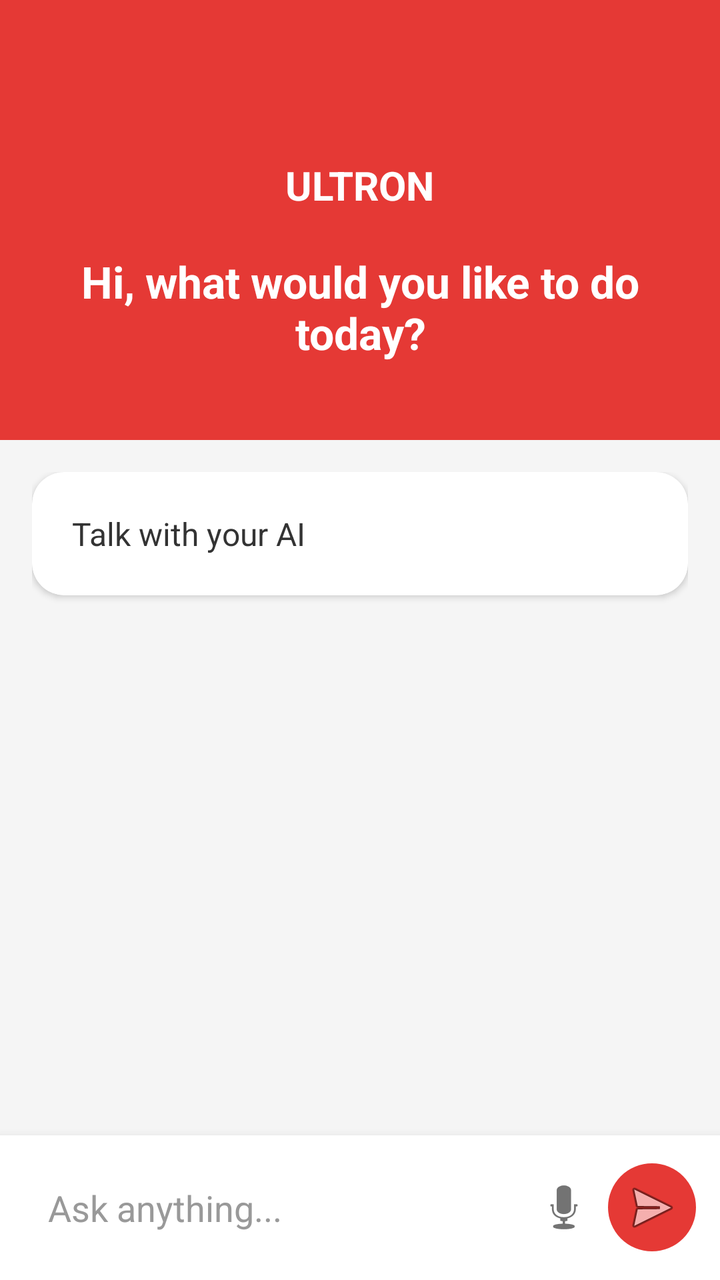
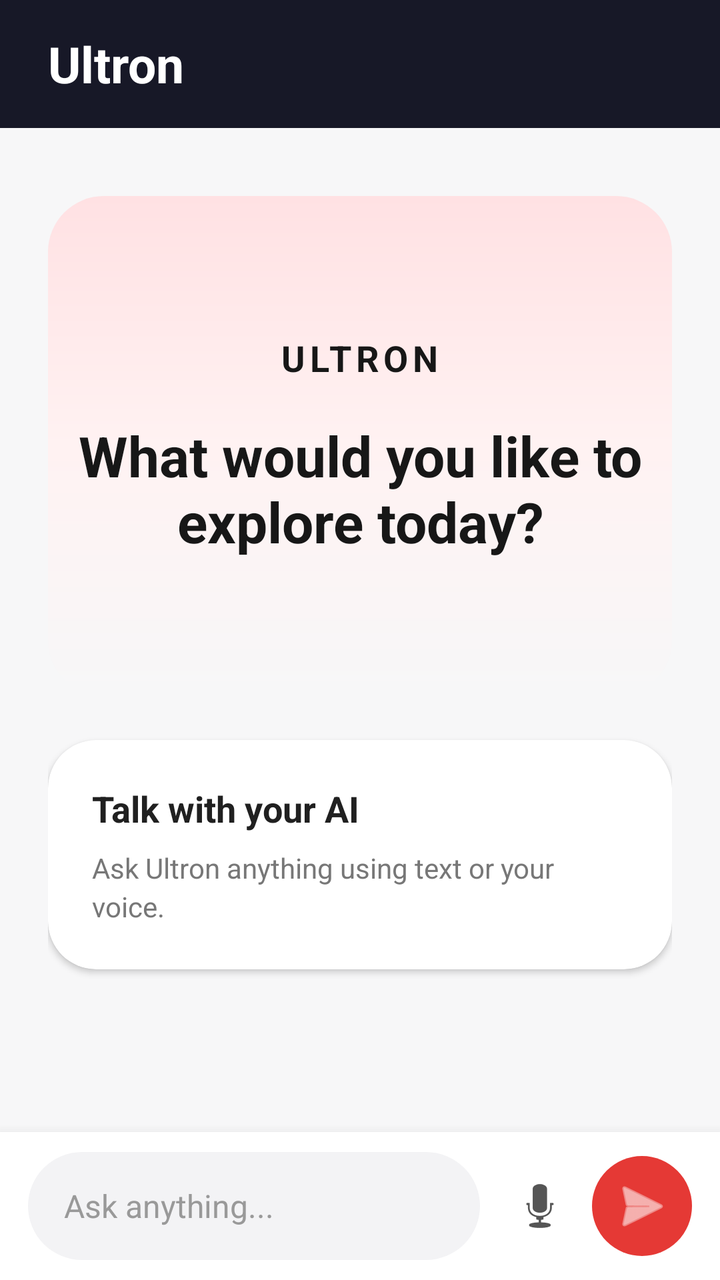

Compare the two renders of this Android layout. The source of the first and the diff that turns it into the second are given below.
<!-- AndroidManifest.xml: application theme Theme.Ultron -->
<!-- res/layout/activity_main.xml -->
<?xml version="1.0" encoding="utf-8"?>
<LinearLayout xmlns:android="http://schemas.android.com/apk/res/android"
    android:layout_width="match_parent"
    android:layout_height="match_parent"
    android:orientation="vertical"
    android:background="#F5F5F5"
    xmlns:app="http://schemas.android.com/apk/res-auto">

    
    <LinearLayout
        android:layout_width="match_parent"
        android:layout_height="220dp"
        android:orientation="vertical"
        android:gravity="center"
        android:background="#E53935"
        android:paddingTop="40dp">

        <TextView
            android:layout_width="wrap_content"
            android:layout_height="wrap_content"
            android:text="ULTRON"
            android:textColor="#FFFFFF"
            android:textSize="20sp"
            android:textStyle="bold"
            android:layout_marginBottom="20dp"/>

        <TextView
            android:id="@+id/greetingText"
            android:layout_width="wrap_content"
            android:layout_height="wrap_content"
            android:text="Hi, what would you like to do today?"
            android:textColor="#FFFFFF"
            android:textSize="22sp"
            android:textStyle="bold"
            android:gravity="center"
            android:paddingHorizontal="32dp"/>

    </LinearLayout>

    
    <ScrollView
        android:layout_width="match_parent"
        android:layout_height="0dp"
        android:layout_weight="1"
        android:padding="16dp">

        <androidx.cardview.widget.CardView
            android:layout_width="match_parent"
            android:layout_height="wrap_content"
            app:cardCornerRadius="16dp"
            app:cardElevation="2dp"
            app:cardBackgroundColor="#FFFFFF">

            <TextView
                android:id="@+id/statusText"
                android:layout_width="match_parent"
                android:layout_height="wrap_content"
                android:padding="20dp"
                android:text="Talk with your AI"
                android:textSize="16sp"
                android:textColor="#333333"/>

        </androidx.cardview.widget.CardView>
    </ScrollView>

    
    <LinearLayout
        android:layout_width="match_parent"
        android:layout_height="wrap_content"
        android:orientation="horizontal"
        android:gravity="center_vertical"
        android:background="#FFFFFF"
        android:padding="12dp"
        android:elevation="8dp">

        <EditText
            android:id="@+id/inputText"
            android:layout_width="0dp"
            android:layout_height="wrap_content"
            android:layout_weight="1"
            android:hint="Ask anything..."
            android:background="@android:color/transparent"
            android:padding="12dp"
            android:textColor="#333333"
            android:textColorHint="#999999"/>

        <ImageButton
            android:id="@+id/voiceButton"
            android:layout_width="44dp"
            android:layout_height="44dp"
            android:background="@android:color/transparent"
            android:src="@android:drawable/ic_btn_speak_now"
            android:contentDescription="Voice"/>

        <ImageButton
            android:id="@+id/sendButton"
            android:layout_width="44dp"
            android:layout_height="44dp"
            android:background="@drawable/circle_red"
            android:src="@android:drawable/ic_menu_send"
            android:contentDescription="Send"
            android:padding="10dp"/>

    </LinearLayout>

</LinearLayout>
<!-- resources referenced by this layout -->
<resources>
  <!-- drawable circle_red (drawable) -->
  <?xml version="1.0" encoding="utf-8"?>
  <shape xmlns:android="http://schemas.android.com/apk/res/android"
      android:shape="oval">
      <solid android:color="#E53935"/>
  </shape>
  <style name="Theme.Ultron" parent="Theme.AppCompat.DayNight.DarkActionBar">
          <item name="colorPrimary">#1A1A2E</item>
          <item name="colorPrimaryDark">#0D0D1A</item>
          <item name="colorAccent">#00FF88</item>
      </style>
</resources>

<!-- the commit's change to res/layout/activity_main.xml (unified diff, before → after) -->
@@ -1,39 +1,29 @@
 <?xml version="1.0" encoding="utf-8"?>
 <LinearLayout xmlns:android="http://schemas.android.com/apk/res/android"
+    xmlns:app="http://schemas.android.com/apk/res-auto"
     android:layout_width="match_parent"
     android:layout_height="match_parent"
     android:orientation="vertical"
-    android:background="#F5F5F5"
-    xmlns:app="http://schemas.android.com/apk/res-auto">
+    android:background="#F7F7F8">
 
     
     <LinearLayout
         android:layout_width="match_parent"
-        android:layout_height="220dp"
-        android:orientation="vertical"
-        android:gravity="center"
-        android:background="#E53935"
-        android:paddingTop="40dp">
+        android:layout_height="64dp"
+        android:orientation="horizontal"
+        android:gravity="center_vertical"
+        android:paddingStart="24dp"
+        android:paddingEnd="24dp"
+        android:background="#171827">
 
         <TextView
             android:layout_width="wrap_content"
             android:layout_height="wrap_content"
-            android:text="ULTRON"
+            android:text="Ultron"
             android:textColor="#FFFFFF"
-            android:textSize="20sp"
+            android:textSize="25sp"
             android:textStyle="bold"
-            android:layout_marginBottom="20dp"/>
-
-        <TextView
-            android:id="@+id/greetingText"
-            android:layout_width="wrap_content"
-            android:layout_height="wrap_content"
-            android:text="Hi, what would you like to do today?"
-            android:textColor="#FFFFFF"
-            android:textSize="22sp"
-            android:textStyle="bold"
-            android:gravity="center"
-            android:paddingHorizontal="32dp"/>
+            android:fontFamily="sans" />
 
     </LinearLayout>
 
@@ -42,25 +32,93 @@
         android:layout_width="match_parent"
         android:layout_height="0dp"
         android:layout_weight="1"
-        android:padding="16dp">
+        android:fillViewport="true"
+        android:overScrollMode="never">
 
-        <androidx.cardview.widget.CardView
+        <LinearLayout
             android:layout_width="match_parent"
             android:layout_height="wrap_content"
-            app:cardCornerRadius="16dp"
-            app:cardElevation="2dp"
-            app:cardBackgroundColor="#FFFFFF">
+            android:orientation="vertical"
+            android:paddingStart="24dp"
+            android:paddingEnd="24dp"
+            android:paddingTop="34dp"
+            android:paddingBottom="24dp">
 
-            <TextView
-                android:id="@+id/statusText"
+            
+            <LinearLayout
+                android:layout_width="match_parent"
+                android:layout_height="250dp"
+                android:orientation="vertical"
+                android:gravity="center"
+                android:background="@drawable/ultron_header">
+
+                <TextView
+                    android:layout_width="wrap_content"
+                    android:layout_height="wrap_content"
+                    android:text="ULTRON"
+                    android:textColor="#171717"
+                    android:textSize="18sp"
+                    android:textStyle="bold"
+                    android:letterSpacing="0.12"
+                    android:layout_marginBottom="18dp" />
+
+                <TextView
+                    android:id="@+id/greetingText"
+                    android:layout_width="match_parent"
+                    android:layout_height="wrap_content"
+                    android:text="What would you like to explore today?"
+                    android:textColor="#171717"
+                    android:textSize="28sp"
+                    android:textStyle="bold"
+                    android:gravity="center"
+                    android:paddingStart="12dp"
+                    android:paddingEnd="12dp" />
+
+            </LinearLayout>
+
+            
+            <Space
+                android:layout_width="match_parent"
+                android:layout_height="22dp" />
+
+            
+            <androidx.cardview.widget.CardView
                 android:layout_width="match_parent"
                 android:layout_height="wrap_content"
-                android:padding="20dp"
-                android:text="Talk with your AI"
-                android:textSize="16sp"
-                android:textColor="#333333"/>
+                app:cardCornerRadius="24dp"
+                app:cardElevation="2dp"
+                app:cardBackgroundColor="#FFFFFF">
 
-        </androidx.cardview.widget.CardView>
+                <LinearLayout
+                    android:layout_width="match_parent"
+                    android:layout_height="wrap_content"
+                    android:orientation="vertical"
+                    android:padding="22dp">
+
+                    <TextView
+                        android:layout_width="wrap_content"
+                        android:layout_height="wrap_content"
+                        android:text="Talk with your AI"
+                        android:textColor="#202020"
+                        android:textSize="18sp"
+                        android:textStyle="bold" />
+
+                    <TextView
+                        android:id="@+id/statusText"
+                        android:layout_width="match_parent"
+                        android:layout_height="wrap_content"
+                        android:layout_marginTop="8dp"
+                        android:text="Ask Ultron anything using text or your voice."
+                        android:textColor="#777777"
+                        android:textSize="14sp"
+                        android:lineSpacingExtra="3dp" />
+
+                </LinearLayout>
+
+            </androidx.cardview.widget.CardView>
+
+        </LinearLayout>
+
     </ScrollView>
 
     
@@ -69,37 +127,47 @@
         android:layout_height="wrap_content"
         android:orientation="horizontal"
         android:gravity="center_vertical"
+        android:paddingStart="14dp"
+        android:paddingEnd="14dp"
+        android:paddingTop="10dp"
+        android:paddingBottom="10dp"
         android:background="#FFFFFF"
-        android:padding="12dp"
-        android:elevation="8dp">
+        android:elevation="10dp">
 
         <EditText
             android:id="@+id/inputText"
             android:layout_width="0dp"
-            android:layout_height="wrap_content"
+            android:layout_height="54dp"
             android:layout_weight="1"
             android:hint="Ask anything..."
-            android:background="@android:color/transparent"
-            android:padding="12dp"
-            android:textColor="#333333"
-            android:textColorHint="#999999"/>
+            android:textSize="16sp"
+            android:textColor="#222222"
+            android:textColorHint="#999999"
+            android:background="@drawable/input_background"
+            android:paddingStart="18dp"
+            android:paddingEnd="8dp"
+            android:singleLine="true" />
 
         <ImageButton
             android:id="@+id/voiceButton"
-            android:layout_width="44dp"
-            android:layout_height="44dp"
+            android:layout_width="48dp"
+            android:layout_height="48dp"
+            android:layout_marginStart="6dp"
             android:background="@android:color/transparent"
             android:src="@android:drawable/ic_btn_speak_now"
-            android:contentDescription="Voice"/>
+            android:tint="#555555"
+            android:contentDescription="Voice" />
 
         <ImageButton
             android:id="@+id/sendButton"
-            android:layout_width="44dp"
-            android:layout_height="44dp"
+            android:layout_width="50dp"
+            android:layout_height="50dp"
+            android:layout_marginStart="2dp"
             android:background="@drawable/circle_red"
             android:src="@android:drawable/ic_menu_send"
+            android:tint="#FFFFFF"
             android:contentDescription="Send"
-            android:padding="10dp"/>
+            android:padding="12dp" />
 
     </LinearLayout>
 
<!-- resource entries referenced after the edit -->
@@ -6,6 +6,36 @@
       android:shape="oval">
       <solid android:color="#E53935"/>
   </shape>
+  <!-- drawable input_background (drawable) -->
+  <?xml version="1.0" encoding="utf-8"?>
+  <shape xmlns:android="http://schemas.android.com/apk/res/android"
+      android:shape="rectangle">
+  
+      <solid android:color="#F3F3F5" />
+  
+      <corners android:radius="28dp" />
+  
+      <padding
+          android:left="4dp"
+          android:top="2dp"
+          android:right="4dp"
+          android:bottom="2dp" />
+  
+  </shape>
+  <!-- drawable ultron_header (drawable) -->
+  <?xml version="1.0" encoding="utf-8"?>
+  <shape xmlns:android="http://schemas.android.com/apk/res/android"
+      android:shape="rectangle">
+  
+      <gradient
+          android:angle="270"
+          android:startColor="#FFE1E3"
+          android:centerColor="#FFF2F2"
+          android:endColor="#F7F7F8" />
+  
+      <corners android:radius="28dp" />
+  
+  </shape>
   <style name="Theme.Ultron" parent="Theme.AppCompat.DayNight.DarkActionBar">
           <item name="colorPrimary">#1A1A2E</item>
           <item name="colorPrimaryDark">#0D0D1A</item>
